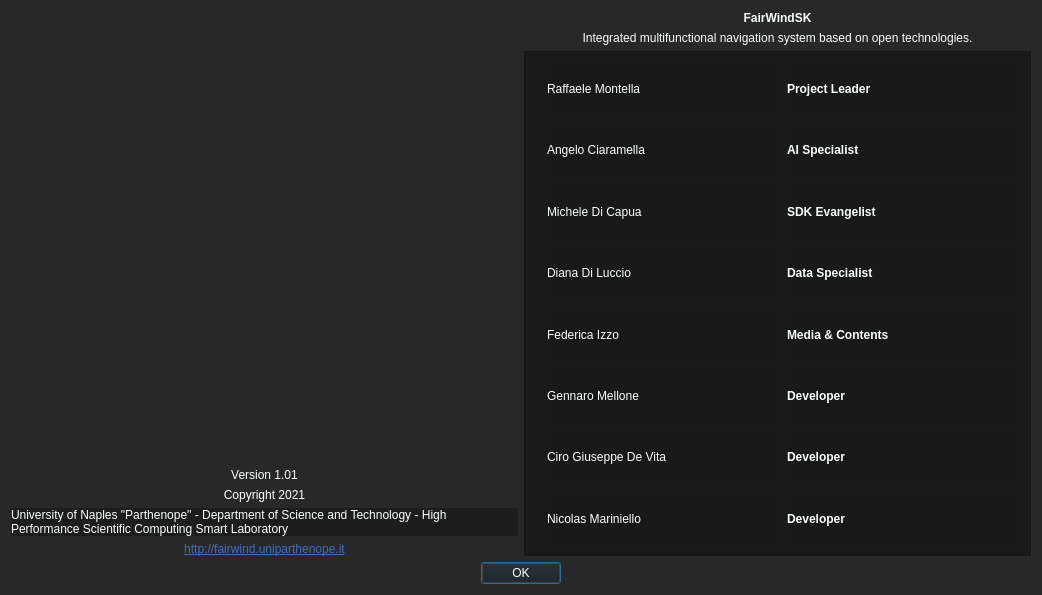
Before: the Qt Designer form ui/about/About.ui in OpenFairWind/FairWindSK, drawn with Qt 5.
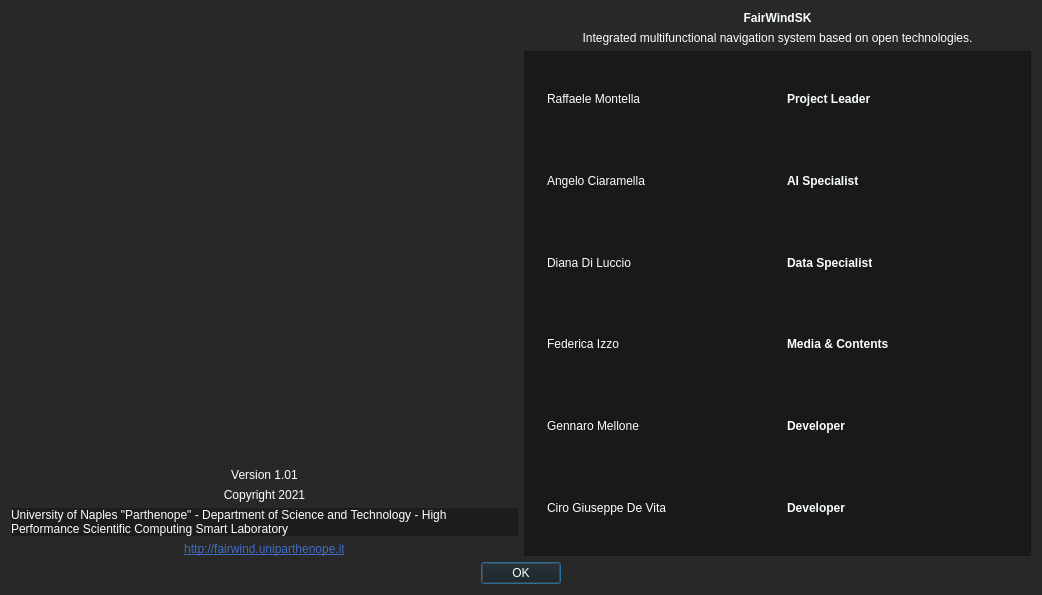
After: the same form once the commit is applied. Icons and pictures are not drawn.

The edit to the form file:
```diff
--- a/ui/about/About.ui
+++ b/ui/about/About.ui
@@ -169,15 +169,15 @@
              <rect>
               <x>0</x>
               <y>0</y>
-              <width>440</width>
-              <height>622</height>
+              <width>456</width>
+              <height>476</height>
              </rect>
             </property>
             <layout class="QGridLayout" name="gridLayout_2">
-             <item row="7" column="0">
-              <layout class="QHBoxLayout" name="horizontalLayout_7">
+             <item row="5" column="0">
+              <layout class="QHBoxLayout" name="horizontalLayout_3">
                <item>
-                <widget class="QLabel" name="label_20">
+                <widget class="QLabel" name="label_12">
                  <property name="sizePolicy">
                   <sizepolicy hsizetype="Fixed" vsizetype="Minimum">
                    <horstretch>0</horstretch>
@@ -193,14 +193,14 @@
                 </widget>
                </item>
                <item>
-                <widget class="QLabel" name="label_19">
+                <widget class="QLabel" name="label_11">
                  <property name="text">
-                  <string>Nicolas Mariniello</string>
+                  <string>Ciro Giuseppe De Vita </string>
                  </property>
                 </widget>
                </item>
                <item>
-                <widget class="QLabel" name="label_30">
+                <widget class="QLabel" name="label_29">
                  <property name="font">
                   <font>
                    <bold>true</bold>
@@ -252,7 +252,49 @@
                </item>
               </layout>
              </item>
-             <item row="3" column="0">
+             <item row="4" column="0">
+              <layout class="QHBoxLayout" name="horizontalLayout_2">
+               <item>
+                <widget class="QLabel" name="label_9">
+                 <property name="sizePolicy">
+                  <sizepolicy hsizetype="Fixed" vsizetype="Minimum">
+                   <horstretch>0</horstretch>
+                   <verstretch>0</verstretch>
+                  </sizepolicy>
+                 </property>
+                 <property name="text">
+                  <string/>
+                 </property>
+                 <property name="pixmap">
+                  <pixmap resource="../../resources.qrc">:/resources/images/about/gmellone_64x64.png</pixmap>
+                 </property>
+                 <property name="scaledContents">
+                  <bool>false</bool>
+                 </property>
+                </widget>
+               </item>
+               <item>
+                <widget class="QLabel" name="label_10">
+                 <property name="text">
+                  <string>Gennaro Mellone</string>
+                 </property>
+                </widget>
+               </item>
+               <item>
+                <widget class="QLabel" name="label_28">
+                 <property name="font">
+                  <font>
+                   <bold>true</bold>
+                  </font>
+                 </property>
+                 <property name="text">
+                  <string>Developer</string>
+                 </property>
+                </widget>
+               </item>
+              </layout>
+             </item>
+             <item row="2" column="0">
               <layout class="QHBoxLayout" name="horizontalLayout_6">
                <item>
                 <widget class="QLabel" name="label_18">
@@ -291,6 +333,45 @@
                </item>
               </layout>
              </item>
+             <item row="3" column="0">
+              <layout class="QHBoxLayout" name="horizontalLayout_8">
+               <item>
+                <widget class="QLabel" name="label_22">
+                 <property name="sizePolicy">
+                  <sizepolicy hsizetype="Fixed" vsizetype="Minimum">
+                   <horstretch>0</horstretch>
+                   <verstretch>0</verstretch>
+                  </sizepolicy>
+                 </property>
+                 <property name="text">
+                  <string/>
+                 </property>
+                 <property name="pixmap">
+                  <pixmap resource="../../resources.qrc">:/resources/images/about/fizzo_64x64.png</pixmap>
+                 </property>
+                </widget>
+               </item>
+               <item>
+                <widget class="QLabel" name="label_21">
+                 <property name="text">
+                  <string>Federica Izzo</string>
+                 </property>
+                </widget>
+               </item>
+               <item>
+                <widget class="QLabel" name="label_27">
+                 <property name="font">
+                  <font>
+                   <bold>true</bold>
+                  </font>
+                 </property>
+                 <property name="text">
+                  <string>Media &amp; Contents</string>
+                 </property>
+                </widget>
+               </item>
+              </layout>
+             </item>
              <item row="1" column="0">
               <layout class="QHBoxLayout" name="horizontalLayout_4">
                <item>
@@ -330,165 +411,6 @@
                </item>
               </layout>
              </item>
-             <item row="2" column="0">
-              <layout class="QHBoxLayout" name="horizontalLayout_5">
-               <item>
-                <widget class="QLabel" name="label_16">
-                 <property name="sizePolicy">
-                  <sizepolicy hsizetype="Fixed" vsizetype="Fixed">
-                   <horstretch>0</horstretch>
-                   <verstretch>0</verstretch>
-                  </sizepolicy>
-                 </property>
-                 <property name="text">
-                  <string/>
-                 </property>
-                 <property name="pixmap">
-                  <pixmap resource="../../resources.qrc">:/resources/images/about/mdicapua_64x64.png</pixmap>
-                 </property>
-                </widget>
-               </item>
-               <item>
-                <widget class="QLabel" name="label_15">
-                 <property name="text">
-                  <string>Michele Di Capua</string>
-                 </property>
-                </widget>
-               </item>
-               <item>
-                <widget class="QLabel" name="label_25">
-                 <property name="font">
-                  <font>
-                   <bold>true</bold>
-                  </font>
-                 </property>
-                 <property name="text">
-                  <string>SDK Evangelist</string>
-                 </property>
-                </widget>
-               </item>
-              </layout>
-             </item>
-             <item row="6" column="0">
-              <layout class="QHBoxLayout" name="horizontalLayout_3">
-               <item>
-                <widget class="QLabel" name="label_12">
-                 <property name="sizePolicy">
-                  <sizepolicy hsizetype="Fixed" vsizetype="Minimum">
-                   <horstretch>0</horstretch>
-                   <verstretch>0</verstretch>
-                  </sizepolicy>
-                 </property>
-                 <property name="text">
-                  <string/>
-                 </property>
-                 <property name="pixmap">
-                  <pixmap resource="../../resources.qrc">:/resources/images/about/cgdevita_64x64.png</pixmap>
-                 </property>
-                </widget>
-               </item>
-               <item>
-                <widget class="QLabel" name="label_11">
-                 <property name="text">
-                  <string>Ciro Giuseppe De Vita </string>
-                 </property>
-                </widget>
-               </item>
-               <item>
-                <widget class="QLabel" name="label_29">
-                 <property name="font">
-                  <font>
-                   <bold>true</bold>
-                  </font>
-                 </property>
-                 <property name="text">
-                  <string>Developer</string>
-                 </property>
-                </widget>
-               </item>
-              </layout>
-             </item>
-             <item row="4" column="0">
-              <layout class="QHBoxLayout" name="horizontalLayout_8">
-               <item>
-                <widget class="QLabel" name="label_22">
-                 <property name="sizePolicy">
-                  <sizepolicy hsizetype="Fixed" vsizetype="Minimum">
-                   <horstretch>0</horstretch>
-                   <verstretch>0</verstretch>
-                  </sizepolicy>
-                 </property>
-                 <property name="text">
-                  <string/>
-                 </property>
-                 <property name="pixmap">
-                  <pixmap resource="../../resources.qrc">:/resources/images/about/fizzo_64x64.png</pixmap>
-                 </property>
-                </widget>
-               </item>
-               <item>
-                <widget class="QLabel" name="label_21">
-                 <property name="text">
-                  <string>Federica Izzo</string>
-                 </property>
-                </widget>
-               </item>
-               <item>
-                <widget class="QLabel" name="label_27">
-                 <property name="font">
-                  <font>
-                   <bold>true</bold>
-                  </font>
-                 </property>
-                 <property name="text">
-                  <string>Media &amp; Contents</string>
-                 </property>
-                </widget>
-               </item>
-              </layout>
-             </item>
-             <item row="5" column="0">
-              <layout class="QHBoxLayout" name="horizontalLayout_2">
-               <item>
-                <widget class="QLabel" name="label_9">
-                 <property name="sizePolicy">
-                  <sizepolicy hsizetype="Fixed" vsizetype="Minimum">
-                   <horstretch>0</horstretch>
-                   <verstretch>0</verstretch>
-                  </sizepolicy>
-                 </property>
-                 <property name="text">
-                  <string/>
-                 </property>
-                 <property name="pixmap">
-                  <pixmap resource="../../resources.qrc">:/resources/images/about/gmellone_64x64.png</pixmap>
-                 </property>
-                 <property name="scaledContents">
-                  <bool>false</bool>
-                 </property>
-                </widget>
-               </item>
-               <item>
-                <widget class="QLabel" name="label_10">
-                 <property name="text">
-                  <string>Gennaro Mellone</string>
-                 </property>
-                </widget>
-               </item>
-               <item>
-                <widget class="QLabel" name="label_28">
-                 <property name="font">
-                  <font>
-                   <bold>true</bold>
-                  </font>
-                 </property>
-                 <property name="text">
-                  <string>Developer</string>
-                 </property>
-                </widget>
-               </item>
-              </layout>
-             </item>
             </layout>
            </widget>
           </widget>
```
Left out of the diff: 2 changed lines with no effect on the pictures.
